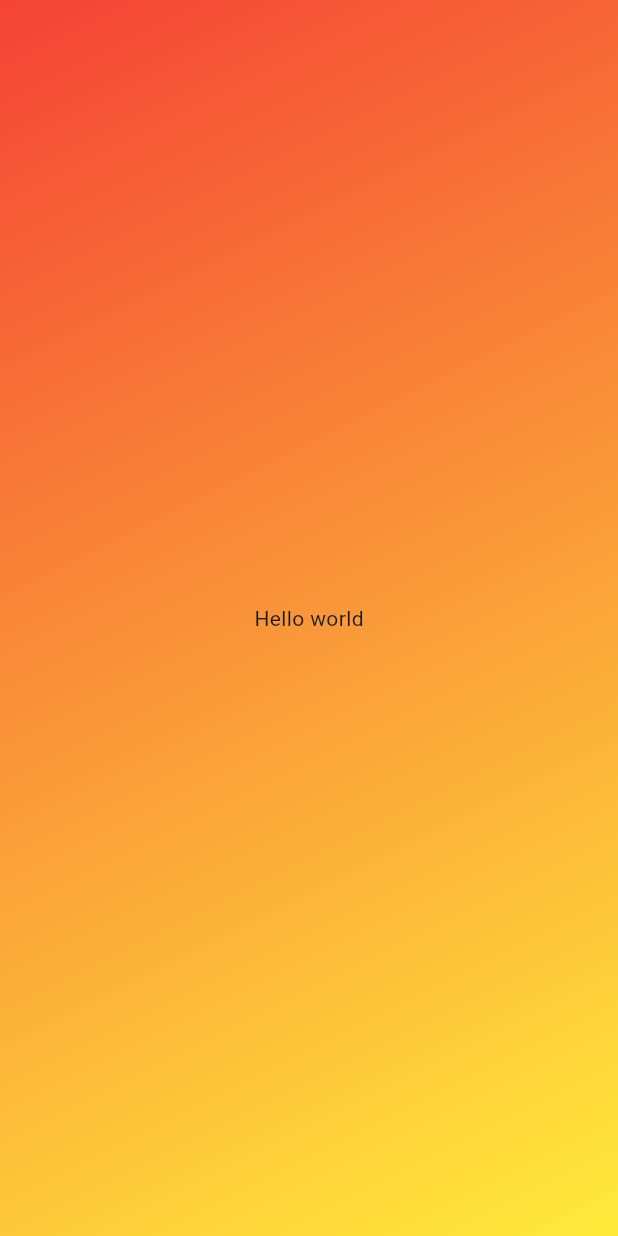
After one commit to ZKBorja/CSIT284-Borja, a Flutter app: the screen it shows after launch, on a phone screen of 412 x 824 dp. The commit adds this screen. Run offline on Flutter 3.47's test engine with Material 3 defaults, Android fonts, the phone set to English and light mode, and no system bars.

Commit message:
Create gradient_container.dart class

```diff
--- /dev/null
+++ b/lab_act_2/lib/gradient_container.dart
@@ -0,0 +1,23 @@
+import 'package:flutter/material.dart';
+
+class GradientContainer extends StatelessWidget{
+  const GradientContainer({super.key});
+  @override
+  Widget build(context){
+  return Container(
+            decoration: BoxDecoration(
+              gradient: LinearGradient(
+                begin: Alignment.topLeft,
+                end: Alignment.bottomRight,
+                colors: [
+                Colors.red,
+                Colors.yellow
+              ])
+            ),
+          child: Center(
+            child: Text(
+              'Hello world')
+          ),
+        );
+  }
+}
```
Also changed, not shown: lab_act_2/lib/main.dart (+2 -21 lines).
